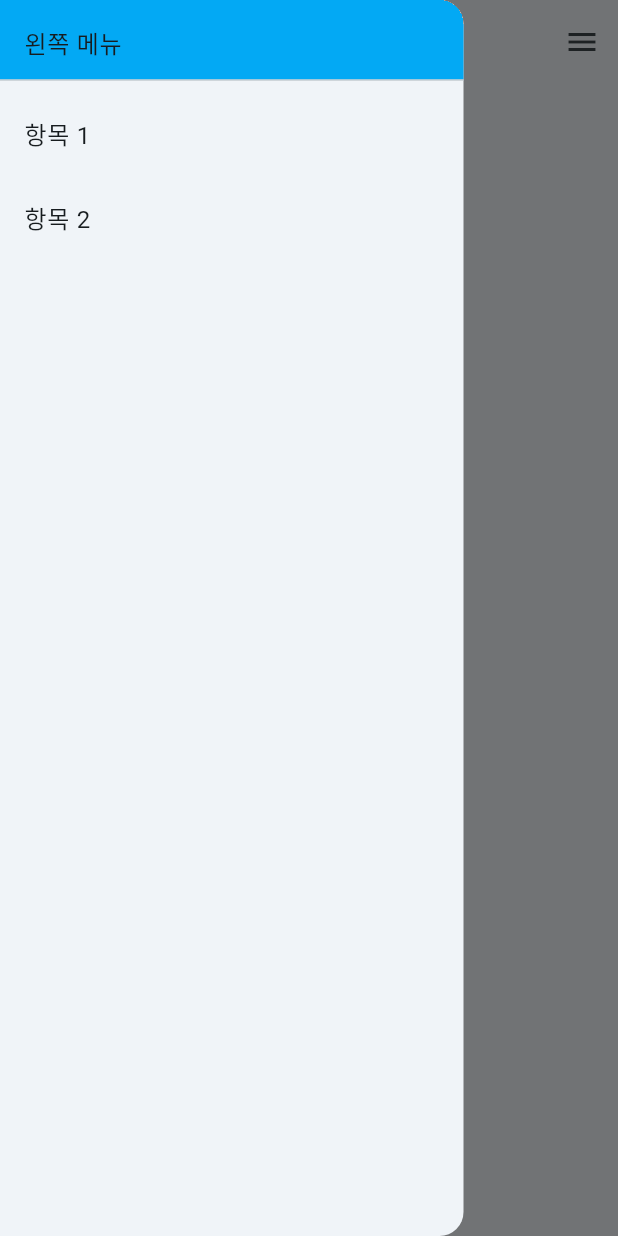
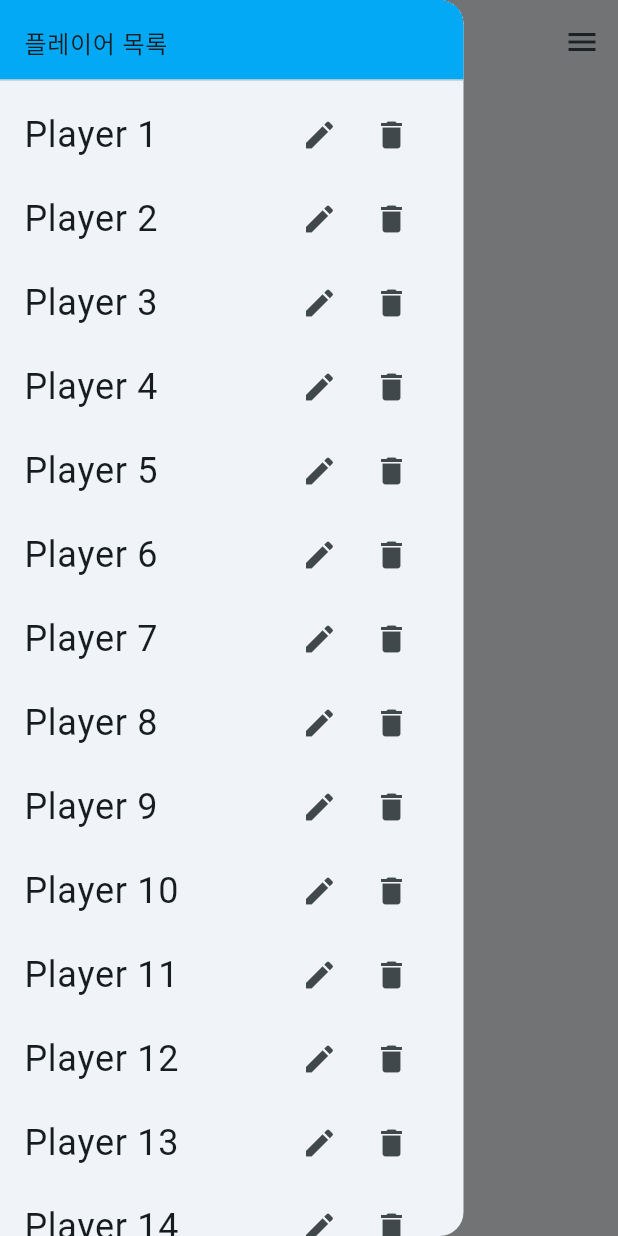
Before and after one commit to Hyun-Tak-Lee/hotswing, a Flutter app: the screen it shows after launch, after a tap on the "menu" icon, on a phone screen of 412 x 824 dp. Run offline on Flutter 3.47's test engine with Material 3 defaults, Android fonts, the phone set to English and light mode, and no system bars.

Commit message:
플레이어 목록 및 관리 기능 구현
- `PlayersProvider`를 사용하여 플레이어 데이터를 관리합니다.
- 좌측 사이드 메뉴에 플레이어 목록을 표시하고, 플레이어 수정 및 삭제 기능을 추가했습니다.
- 플레이어 삭제 시 확인 대화상자를 표시합니다.
- `provider` 패키지를 사용하여 상태 관리를 합니다.

```diff
--- a/lib/main.dart
+++ b/lib/main.dart
@@ -2,9 +2,18 @@ import 'package:flutter/material.dart';
 import 'package:hotswing/src/common/widgets/left_side_menu.dart';
 import 'package:hotswing/src/common/widgets/right_side_menu.dart';
 import 'package:hotswing/src/common/widgets/main_content.dart';
+import 'package:provider/provider.dart';
+import 'package:hotswing/src/providers/players_provider.dart';
 
 void main() {
-  runApp(const MyApp());
+  runApp(
+    MultiProvider(
+      providers: [
+        ChangeNotifierProvider(create: (_) => PlayersProvider()),
+      ],
+      child: const MyApp(),
+    ),
+  );
 }
 
 class MyApp extends StatelessWidget {
--- a/lib/src/common/widgets/left_side_menu.dart
+++ b/lib/src/common/widgets/left_side_menu.dart
@@ -1,4 +1,8 @@
 import 'package:flutter/material.dart';
+import 'package:provider/provider.dart';
+
+import '../../providers/players_provider.dart';
+import './confirmation_dialog.dart'; // ConfirmationDialog import 추가
 
 class LeftSideMenu extends StatelessWidget {
   const LeftSideMenu({super.key, required this.isMobileSize});
@@ -7,34 +11,58 @@ class LeftSideMenu extends StatelessWidget {
 
   @override
   Widget build(BuildContext context) {
+    final playersProvider = Provider.of<PlayersProvider>(context);
+    final players = playersProvider.getPlayers();
+
     return Drawer(
-      width: isMobileSize ? MediaQuery.of(context).size.width * 0.75 : MediaQuery.of(context).size.width * 0.5, // Drawer 너비 설정
+      width: isMobileSize
+          ? MediaQuery.of(context).size.width * 0.75
+          : MediaQuery.of(context).size.width * 0.5, // Drawer 너비 설정
       child: ListView(
         padding: EdgeInsets.zero,
         children: <Widget>[
           SizedBox(
-            height: isMobileSize ? MediaQuery.of(context).size.height * 0.075 : 150, // DrawerHeader 높이 조절
+            height: isMobileSize
+                ? MediaQuery.of(context).size.height * 0.075
+                : 150, // DrawerHeader 높이 조절
             child: const DrawerHeader(
-              decoration: BoxDecoration(
-                color: Colors.lightBlue,
-              ),
-              child: Text('왼쪽 메뉴'),
+              decoration: BoxDecoration(color: Colors.lightBlue),
+              child: Text('플레이어 목록'), // 헤더 텍스트 변경
             ),
           ),
-          ListTile(
-            title: const Text('항목 1'),
-            onTap: () {
-              // 항목 1 클릭 시 동작
-              Navigator.pop(context); // Drawer 닫기
-            },
-          ),
-          ListTile(
-            title: const Text('항목 2'),
-            onTap: () {
-              // 항목 2 클릭 시 동작
-              Navigator.pop(context); // Drawer 닫기
-            },
-          ),
+          ...players
+              .map(
+                (player) => ListTile(
+                  title: Text(player, style: const TextStyle(fontSize: 24)),
+                  trailing: Row(
+                    mainAxisSize: MainAxisSize.min,
+                    children: [
+                      IconButton(
+                        icon: const Icon(Icons.edit),
+                        onPressed: () {
+                        },
+                      ),
+                      IconButton(
+                        icon: const Icon(Icons.delete),
+                        onPressed: () {
+                          showDialog(
+                            context: context,
+                            builder: (BuildContext dialogContext) {
+                              return ConfirmationDialog(
+                                message: '"$player" 님을 삭제하시겠습니까?',
+                                onConfirm: () {
+                                  playersProvider.removePlayer(player);
+                                },
+                              );
+                            },
+                          );
+                        },
+                      ),
+                    ],
+                  ),
+                ),
+              )
+              .toList(),
         ],
       ),
     );
--- a/lib/src/common/widgets/main_content.dart
+++ b/lib/src/common/widgets/main_content.dart
@@ -7,6 +7,7 @@ class MainContent extends StatelessWidget {
 
   @override
   Widget build(BuildContext context) {
+
     return const Center(
       child: Column(
         mainAxisAlignment: MainAxisAlignment.center,
--- /dev/null
+++ b/lib/src/providers/players_provider.dart
@@ -0,0 +1,63 @@
+import 'package:flutter/foundation.dart';
+
+class Player {
+  String name;
+  int rate;
+
+
+  Player({required this.rate, required this.name});
+}
+
+class PlayersProvider with ChangeNotifier {
+  final Map<String, Player> _players = {};
+
+  PlayersProvider() {
+    for (int i = 1; i <= 24; i++) {
+      String playerName = 'Player $i';
+      int playerRate = 1000 + ((i - 1) * 50);
+      _players[playerName] = Player(name: playerName, rate: playerRate);
+    }
+  }
+
+  Map<String, Player> get players => Map.unmodifiable(_players);
+
+  // 새로운 플레이어 추가
+  void addPlayer({required String name, required int rate}) {
+    if (!_players.containsKey(name)) {
+      Player newPlayer = Player(name: name, rate: rate);
+      _players[name] = newPlayer;
+      notifyListeners();
+    }
+  }
+
+  // 지정된 이름의 플레이어 제거
+  void removePlayer(String name) {
+    if (_players.containsKey(name)) {
+      _players.remove(name);
+      notifyListeners();
+    }
+  }
+
+  // 플레이어 이름 변경
+  void updatePlayerName(String oldName, String newName) {
+    if (_players.containsKey(oldName)) {
+      Player? player = _players.remove(oldName);
+      if (player != null) {
+        player.name = newName;
+        _players[newName] = player;
+        notifyListeners();
+      }
+    }
+  }
+
+  // 모든 플레이어 제거
+  void clearPlayers() {
+    _players.clear();
+    notifyListeners();
+  }
+
+  // 플레이어 리스트 반환
+  List<String> getPlayers() {
+    return _players.keys.toList();
+  }
+}
--- a/pubspec.yaml
+++ b/pubspec.yaml
@@ -30,6 +30,7 @@ environment:
 dependencies:
   flutter:
     sdk: flutter
+  provider: ^6.1.5
 
   # The following adds the Cupertino Icons font to your application.
   # Use with the CupertinoIcons class for iOS style icons.
```
Also changed, not shown: lib/src/common/widgets/confirmation_dialog.dart (added, +67 -0 lines), pubspec.lock.
